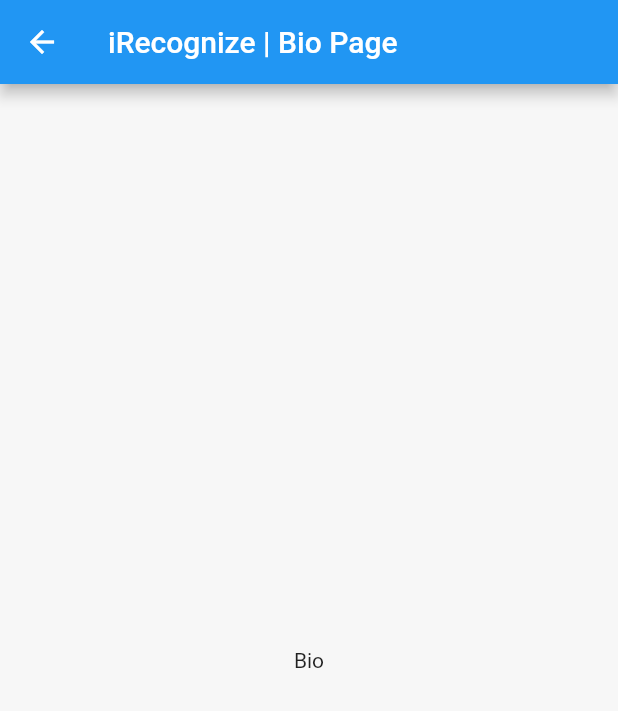
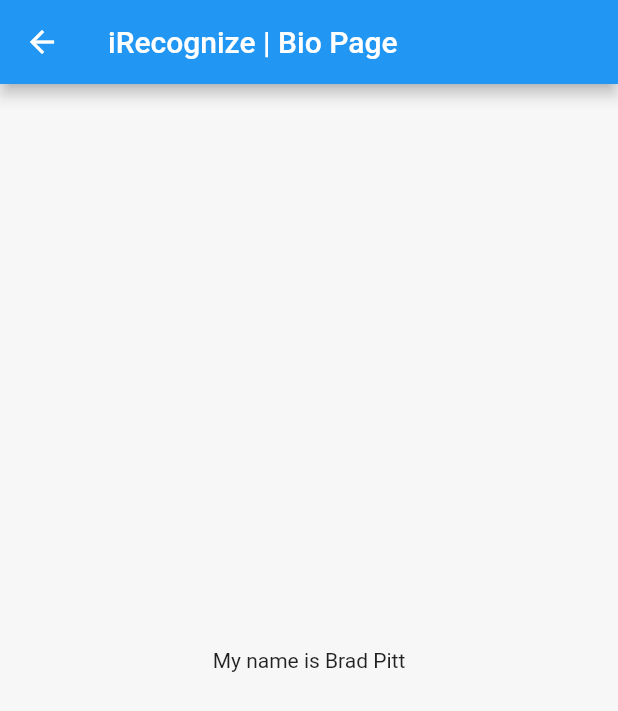
Before and after one commit to brighamband/irecognize, a Flutter app: the screen it shows after launch, after a tap on the "account circle" icon, on a phone screen of 412 x 824 dp. Shown: the top 711 px of the screen. Run offline on Flutter 3.47's test engine with Material 2 defaults, Android fonts, the phone set to English and light mode, and no system bars.

Commit message:
Add the user lists

```diff
--- /dev/null
+++ b/assets/data.json
@@ -0,0 +1,14 @@
+{
+  "users": [
+    {
+      "id": 0,
+      "name": "Brad Pitt",
+      "imageUrl": "https://randomuser.me/api/portraits/men/46.jpg"
+    },
+    {
+      "id": 1,
+      "name": "Other User",
+      "imageUrl": "https://randomuser.me/api/portraits/men/44.jpg"
+    }
+  ]
+}
--- a/lib/bio.dart
+++ b/lib/bio.dart
@@ -1,19 +1,42 @@
 import 'package:flutter/material.dart';
 
 class BioPage extends StatelessWidget {
-  const BioPage({Key? key}) : super(key: key);
+  const BioPage({
+    Key? key,
+    required this.isMine,
+    required this.name,
+  }) : super(key: key);
+
+  final bool isMine;
+  final String name;
 
   @override
   Widget build(BuildContext context) {
     return Scaffold(
-      appBar: AppBar(
-        title: const Text('iRecognize | Bio Page'),
-      ),
-      body: const Center(
-        child: Text(
-          "Bio",
+        appBar: AppBar(
+          title: const Text('iRecognize | Bio Page'),
+          actions: !isMine
+              ? <Widget>[
+                  IconButton(
+                    icon: const Icon(Icons.account_circle),
+                    onPressed: () {
+                      Navigator.push(
+                        context,
+                        MaterialPageRoute(
+                            builder: (context) =>
+                                const BioPage(isMine: true, name: 'Brad Pitt')),
+                      );
+                    },
+                  )
+                ]
+              : null,
         ),
-      )
-    );
+        body: Center(
+          child: isMine
+              ? Text("My name is $name")
+              : Text(
+                  "Their name is $name",
+                ),
+        ));
   }
 }
--- a/lib/person_card.dart
+++ b/lib/components/person_card.dart
@@ -1,4 +1,5 @@
 import 'package:flutter/material.dart';
+import 'package:irecognize/bio.dart';
 
 class PersonCard extends StatefulWidget {
   const PersonCard({
@@ -13,10 +14,22 @@
 }
 
 class _PersonCardState extends State<PersonCard> {
+  void goToBioPage() {
+    Navigator.push(
+      context,
+      MaterialPageRoute(
+          builder: (context) => BioPage(isMine: false, name: widget.name)),
+    );
+  }
+
   @override
   Widget build(BuildContext context) {
     return Card(
-      child: ListTile(title: Text(widget.name))
+      child: ListTile(
+        leading: const Icon(Icons.account_circle),
+        title: Text(widget.name),
+        onTap: () => goToBioPage(),
+      ),
     );
   }
 }
--- a/lib/home.dart
+++ b/lib/home.dart
@@ -1,7 +1,15 @@
 import 'package:flutter/material.dart';
+import 'package:flutter/services.dart';
 import 'package:irecognize/bio.dart';
 import 'package:irecognize/gyro.dart';
-import 'package:irecognize/person_card.dart';
+import 'package:irecognize/components/person_card.dart';
+
+// import this to be able to call json.decode()
+import 'dart:convert';
+
+// import this to easily send HTTP request
+import 'package:http/http.dart' as http;
+import 'package:irecognize/models/person.dart';
 
 class HomePage extends StatefulWidget {
   const HomePage({Key? key}) : super(key: key);
@@ -11,30 +19,33 @@
 }
 
 class _HomePageState extends State<HomePage> {
-  void goToBioPage() {
-    Navigator.push(
-      context,
-      MaterialPageRoute(builder: (context) => const BioPage()),
-    );
-  }
+  List _people = [];
 
-  void goToGyroPage() {
-    Navigator.push(
-      context,
-      MaterialPageRoute(builder: (context) => const GyroPage()),
-    );
+  // Fetch content from the json file
+  Future<void> readJson() async {
+    final String response = await rootBundle.loadString('assets/sample.json');
+    final data = await json.decode(response);
+    setState(() {
+      _people = data["users"];
+    });
   }
 
   @override
   Widget build(BuildContext context) {
     return Scaffold(
       appBar: AppBar(
-        // backgroundColor: Colors.lightBlue[900],
         title: const Text('ADD SEARCHBAR HERE...'),
         actions: <Widget>[
           IconButton(
             icon: const Icon(Icons.account_circle),
-            onPressed: () => goToBioPage(),
+            onPressed: () {
+              Navigator.push(
+                context,
+                MaterialPageRoute(
+                    builder: (context) =>
+                        const BioPage(isMine: true, name: 'Brad Pitt')),
+              );
+            },
           )
         ],
       ),
@@ -42,21 +53,37 @@
           mainAxisAlignment: MainAxisAlignment.start,
           mainAxisSize: MainAxisSize.max,
           children: <Widget>[
-            const Text(
-              "People Near Me",
-            ),
+            Padding(
+                padding: const EdgeInsets.all(15),
+                child: Text("People Near Me",
+                    style: Theme.of(context).textTheme.headline6)),
             ListView.builder(
                 scrollDirection: Axis.vertical,
                 shrinkWrap: true,
                 itemCount: 5,
                 itemBuilder: (BuildContext context, int index) {
-                  return const PersonCard(name: 'Hello');
-                  // return Card(child: ListTile(title: Text("List item $index")));
+                  return PersonCard(name: "John Doe $index");
                 }),
-            const Text("Friends I've Talked to Recently")
+            Padding(
+                padding: const EdgeInsets.all(15),
+                child: Text("Friends I've Talked to Recently",
+                    style: Theme.of(context).textTheme.headline6)),
+            ListView.builder(
+                scrollDirection: Axis.vertical,
+                shrinkWrap: true,
+                itemCount: 7,
+                itemBuilder: (BuildContext context, int index) {
+                  return PersonCard(name: "Sally Mae $index");
+                  // return PersonCard(name: _people[index]["name"]);
+                }),
           ]),
       floatingActionButton: FloatingActionButton(
-        onPressed: () => goToGyroPage(),
+        onPressed: () {
+          Navigator.push(
+            context,
+            MaterialPageRoute(builder: (context) => const GyroPage()),
+          );
+        },
         tooltip: 'Gyroscope',
         child: const Icon(Icons.explore),
       ),
--- a/lib/main.dart
+++ b/lib/main.dart
@@ -18,10 +18,6 @@
       theme: ThemeData(
         primarySwatch: Colors.blue,
         scaffoldBackgroundColor: const Color(0xF7F7F7F7),
-        // appBarTheme: const AppBarTheme(
-        //   backgroundColor: Color.fromARGB(247, 110, 52, 52),
-        //   color: Color.fromARGB(247, 26, 19, 19),
-        // )
       ),
       home: const HomePage(),
     );
--- /dev/null
+++ b/lib/models/person.dart
@@ -0,0 +1,11 @@
+class Person {
+  String? name;
+  String? imageUrl;
+
+  Person(this.name, this.imageUrl);
+
+  Person.fromJson(Map<String, dynamic> json) {
+    name = json['name'].first + ' ' + json['name'].last;
+    // imageUrl = json['imageUrl'];
+  }
+}
```
Also changed, not shown: lib/gyro.dart (+7 -8 lines), pubspec.yaml (+6 -6 lines), assets/brad-pic.jpg (added), pubspec.lock.
